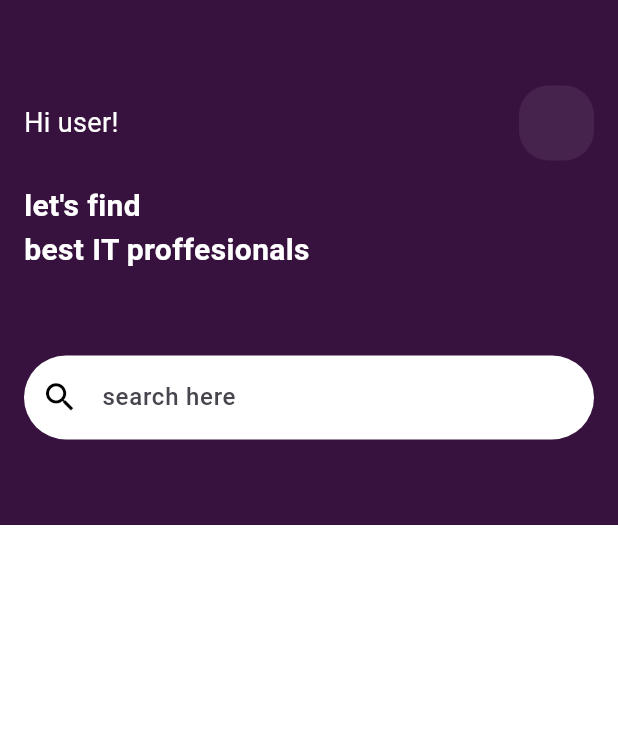
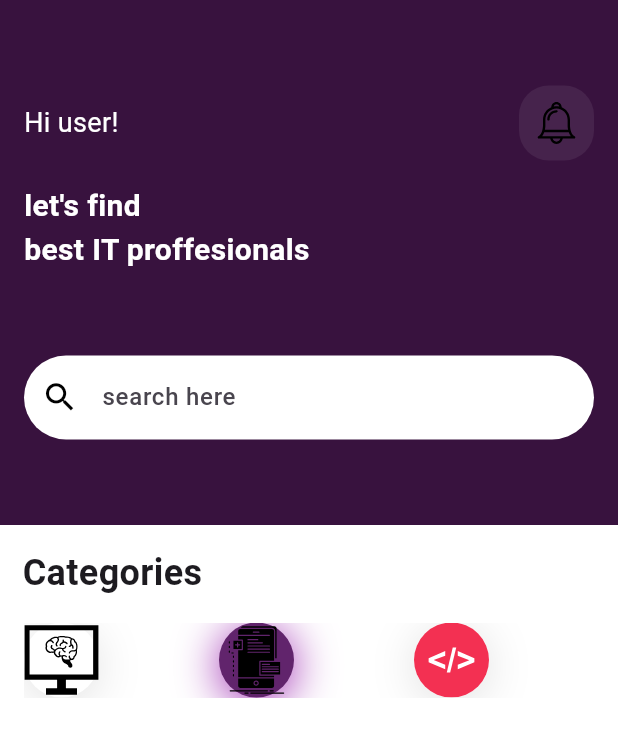
Before and after one commit to Messy-guy/my_firstapp, a Flutter app: the screen it shows after launch, on a phone screen of 412 x 824 dp. Shown: the top 737 px of the screen. Run offline on Flutter 3.47's test engine with Material 3 defaults, Android fonts, the phone set to English and light mode, and no system bars; our stand-ins replace flutter_svg.

Commit message:
added categories

```diff
--- a/analysis_options.yaml
+++ b/analysis_options.yaml
@@ -7,6 +7,9 @@
 
 # The following line activates a set of recommended lints for Flutter apps,
 # packages, and plugins designed to encourage good coding practices.
+analyzer:
+  errors:
+    empty_constructor_bodies: ignore
 include: package:flutter_lints/flutter.yaml
 
 linter:
--- a/lib/home.dart
+++ b/lib/home.dart
@@ -1,15 +1,81 @@
-// ignore_for_file: prefer_const_constructors, prefer_const_literals_to_create_immutables, sized_box_for_whitespace
+// ignore_for_file: prefer_const_constructors, sort_child_properties_last
 
 import 'package:flutter/material.dart';
+import 'package:flutter/widgets.dart';
+import 'package:flutter_svg/flutter_svg.dart';
+import 'package:my_firstapp/models/categories.dart';
 
 class HomePage extends StatelessWidget {
-  const HomePage({super.key});
+   HomePage({super.key});
+
+  final List<CategoryModel> categoriedata =CategoryModel.getcategories();
 
   @override
   Widget build(BuildContext context) {
     return Scaffold(
       backgroundColor: Colors.white,
-      body: Container(
+      body: Column(
+        crossAxisAlignment: CrossAxisAlignment.start,
+        children: [
+          header(),
+          categories(),
+        ],
+      ),
+    );
+  }
+
+  Widget categories() {
+    return Column(
+      crossAxisAlignment: CrossAxisAlignment.start,
+      children: [
+        Padding(
+          padding: const EdgeInsets.only(
+            top: 15,
+            left: 15,
+          ),
+          child: Text(
+          'Categories',style: TextStyle(
+            fontWeight: FontWeight.bold,
+            fontSize: 24,
+          ),),
+        ),
+
+       Container(
+        height: 50,
+        margin: EdgeInsets.all(16),
+         child: ListView.separated(
+          scrollDirection: Axis.horizontal,
+          itemBuilder:(context, index)
+          {
+            return Container(
+              height: 50,
+              width: 50,
+              child: SvgPicture.asset(categoriedata[index].vector),
+              decoration: BoxDecoration(
+                shape: BoxShape.circle,
+                boxShadow: [
+                  BoxShadow(
+                    color: categoriedata[index].isselected ?
+                    Colors.purple : Colors.black12,
+                    offset: Offset(0, 4),
+                    blurRadius: 25,
+                  )
+                ],
+                color: categoriedata[index].isselected ?
+                 Color.fromARGB(255, 97, 36, 108) : Colors.white,
+              ),
+            );
+
+         },
+         separatorBuilder:(context, index) => const SizedBox(width: 80,),
+         itemCount :categoriedata.length),
+       )
+      ],
+    );
+  }
+
+  Container header() {
+    return Container(
       color: Color.fromARGB(255, 56, 18, 62),
       height: 350 ,
       width: double.infinity,
@@ -30,6 +96,11 @@ class HomePage extends StatelessWidget {
               Container(
                  height: 50,
                  width: 50,
+                  padding: EdgeInsets.all(11),
+                 child:SvgPicture.asset(
+                  'assets/vectors/notification.svg',
+                  fit: BoxFit.contain,
+                 ),
                  decoration: BoxDecoration(
                   color: Colors.white.withOpacity(0.07    ),
                   borderRadius: BorderRadius.all(Radius.circular(20))
@@ -58,14 +129,13 @@ class HomePage extends StatelessWidget {
               ),
               border: OutlineInputBorder(
                 borderSide: BorderSide.none,
-                  borderRadius: BorderRadius.all(Radius.circular(60))
+                borderRadius: BorderRadius.all(Radius.circular(50))
 
               )
             ),
           )
         ],
       ),
-      ),
     );
   }
 }
--- /dev/null
+++ b/lib/models/categories.dart
@@ -0,0 +1,41 @@
+class CategoryModel {
+  String vector;
+  bool isselected;
+
+  CategoryModel({
+    required this.vector,
+    required this.isselected
+  });
+
+  static List <CategoryModel> getcategories(){
+
+    List <CategoryModel> categories = [];
+
+    categories.add(
+      CategoryModel(
+        vector: 'assets/vectors/AI.svg',
+      isselected: false)
+    );
+
+     categories.add(
+      CategoryModel(
+        vector: 'assets/vectors/app.svg',
+      isselected: true)
+    );
+
+     categories.add(
+      CategoryModel(
+        vector: 'assets/vectors/web.svg',
+      isselected: false)
+    );
+
+     categories.add(
+      CategoryModel(
+        vector: 'assets/vectors/notify.svg',
+      isselected: false)
+    );
+
+    return categories;
+  }
+
+}
```
Also changed, not shown: pubspec.yaml (+12 -0 lines), assets/vectors/AI.svg (added), assets/vectors/app.svg (added), assets/vectors/notification.svg (added), assets/vectors/notify.svg (added), assets/vectors/web.svg (added), pubspec.lock. Lines whose indentation alone changed are shown as unchanged.
